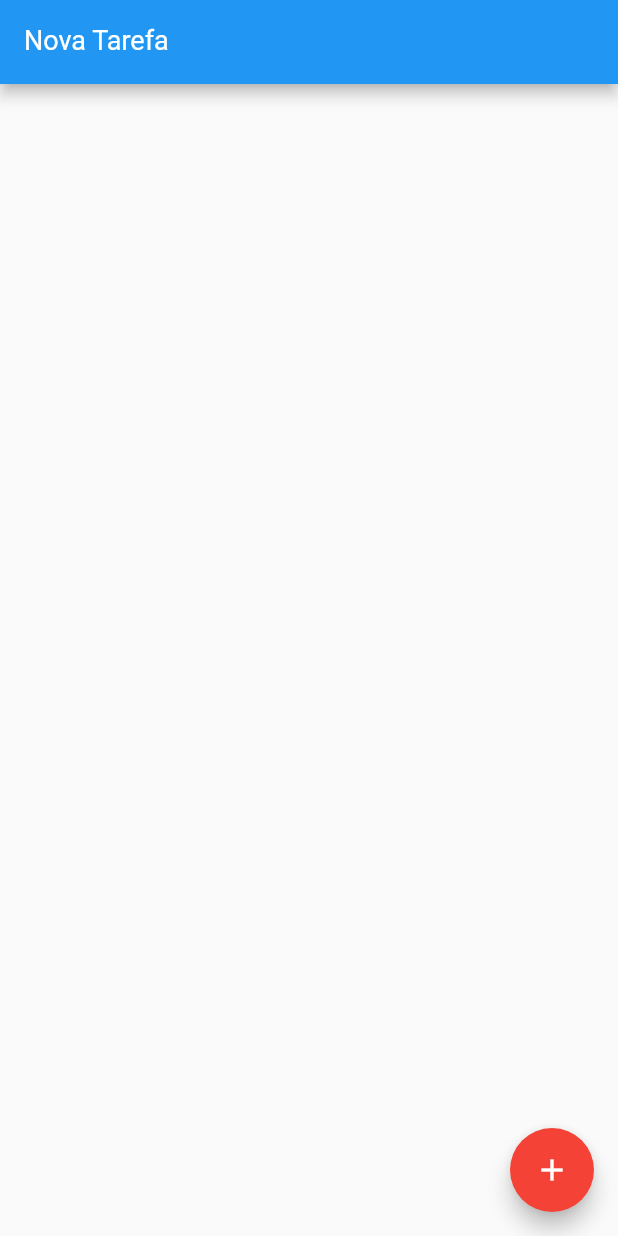
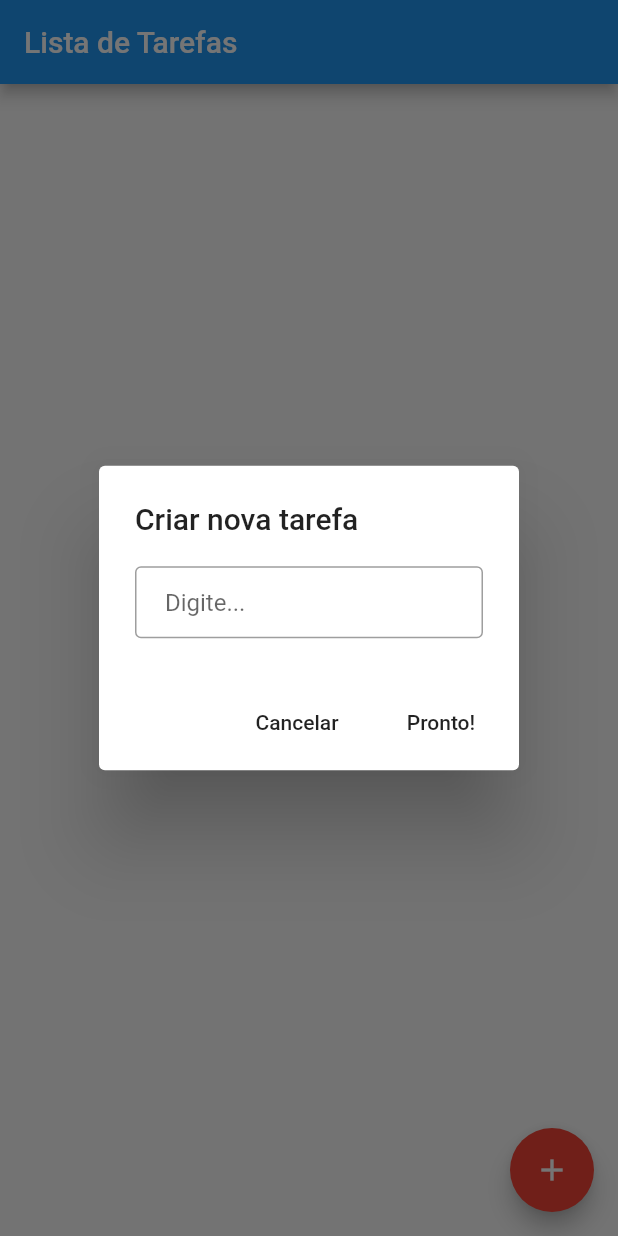
Before and after one commit to felipejoliver-fzr/lista_de_tarefas_flutter, a Flutter app: the screen it shows after launch, after a tap on the "add" icon, on a phone screen of 412 x 824 dp. Run offline on Flutter 3.47's test engine with Material 2 defaults, Android fonts, the phone set to English and light mode, and no system bars; our stand-ins replace shared_preferences.

Commit message:
criar nova tarefa por modal

```diff
--- a/lib/main.dart
+++ b/lib/main.dart
@@ -1,8 +1,5 @@
-import 'dart:convert';
-
 import 'package:flutter/material.dart';
-import 'package:shared_preferences/shared_preferences.dart';
-import 'models/Item.dart';
+import 'package:lista_de_tarefas/pages/home/HomePage.dart';
 
 void main() => runApp(MyApp());
 
@@ -11,7 +8,7 @@ class MyApp extends StatelessWidget {
   @override
   Widget build(BuildContext context) {
     return MaterialApp(
-      title: 'Flutter Demo',
+      title: 'Lista de Tarefas',
       debugShowCheckedModeBanner: false,
       theme: ThemeData(
         primarySwatch: Colors.blue,
@@ -20,120 +17,3 @@ class MyApp extends StatelessWidget {
     );
   }
 }
-
-class HomePage extends StatefulWidget {
-  var items = new List<Item>();
-
-  HomePage() {
-    items = [];
-  }
-
-  @override
-  _HomePageState createState() => _HomePageState();
-}
-
-class _HomePageState extends State<HomePage> {
-  var newTaskCtrl = TextEditingController();
-
-  void add() {
-    if (newTaskCtrl.text.isEmpty) return;
-
-    setState(() {
-      widget.items.add(
-        Item(title: newTaskCtrl.text, done: false),
-      );
-      newTaskCtrl.clear();
-      save();
-    });
-  }
-
-  void remove(int index) {
-    setState(() {
-      widget.items.removeAt(index);
-      save();
-    });
-  }
-
-  Future load() async {
-    // await segura a execução do método até que ele receba o retorno
-    var prefs = await SharedPreferences.getInstance();
-    var data = prefs.getString('data');
-
-    if (data != null) {
-      //Iterable é uma coluna onde tem a iteração onde podemos percorrer ela pois é uma lista generica
-      Iterable decoded = jsonDecode(data);
-
-      //percorre o iterable e adiciona em nossa lista atraves do map string dynamic
-      List<Item> result = decoded.map((x) => Item.fromJson(x)).toList();
-
-      setState(() {
-        widget.items = result;
-      });
-    }
-  }
-
-  // Todo método que trabalha com SharedPreferences precisa ser async
-  save() async {
-    var prefs = await SharedPreferences.getInstance();
-    await prefs.setString('data', jsonEncode(widget.items));
-  }
-
-  //toda vez a aplicação iniciar irá chamar apenas uma vez o load
-  _HomePageState() {
-    load();
-  }
-
-  @override
-  Widget build(BuildContext context) {
-    return Scaffold(
-      appBar: AppBar(
-        title: TextFormField(
-          controller: newTaskCtrl,
-          keyboardType: TextInputType.text,
-          style: TextStyle(
-            color: Colors.white,
-            fontSize: 18,
-          ),
-          decoration: InputDecoration(
-              labelText: "Nova Tarefa",
-              labelStyle: TextStyle(
-                color: Colors.white,
-              )),
-        ),
-      ),
-      body: ListView.builder(
-        itemCount: widget.items.length,
-        itemBuilder: (BuildContext context, int index) {
-          final item = widget.items[index];
-
-          return Dismissible(
-            child: CheckboxListTile(
-              title: Text(item.title),
-              value: item.done,
-              onChanged: (value) {
-                setState(() {
-                  item.done = value;
-                  save();
-                });
-              },
-            ),
-            key: Key(item.title),
-            background: Container(
-              color: Colors.red,
-            ),
-            onDismissed: (direction) {
-              if (direction == DismissDirection.endToStart) {
-                remove(index);
-              }
-            },
-          );
-        },
-      ),
-      floatingActionButton: FloatingActionButton(
-        onPressed: add,
-        child: Icon(Icons.add),
-        backgroundColor: Colors.red,
-      ),
-    );
-  }
-}
--- /dev/null
+++ b/lib/pages/home/HomePage.dart
@@ -0,0 +1,161 @@
+import 'dart:convert';
+import 'package:flutter/material.dart';
+
+import 'package:lista_de_tarefas/models/Item.dart';
+import 'package:shared_preferences/shared_preferences.dart';
+
+class HomePage extends StatefulWidget {
+  var items = new List<Item>();
+
+  HomePage() {
+    items = [];
+  }
+
+  @override
+  _HomePageState createState() => _HomePageState();
+}
+
+class _HomePageState extends State<HomePage> {
+  void add(String nomeTarefa) {
+    if (nomeTarefa == "") return;
+
+    setState(() {
+      widget.items.add(
+        Item(title: nomeTarefa, done: false),
+      );
+      save();
+    });
+  }
+
+  void remove(int index) {
+    setState(() {
+      widget.items.removeAt(index);
+      save();
+    });
+  }
+
+  Future load() async {
+    // await segura a execução do método até que ele receba o retorno
+    var prefs = await SharedPreferences.getInstance();
+    var data = prefs.getString('data');
+
+    if (data != null) {
+      //Iterable é uma coluna onde tem a iteração onde podemos percorrer ela pois é uma lista generica
+      Iterable decoded = jsonDecode(data);
+
+      //percorre o iterable e adiciona em nossa lista atraves do map string dynamic
+      List<Item> result = decoded.map((x) => Item.fromJson(x)).toList();
+
+      setState(() {
+        widget.items = result;
+      });
+    }
+  }
+
+  // Todo método que trabalha com SharedPreferences precisa ser async
+  save() async {
+    var prefs = await SharedPreferences.getInstance();
+    await prefs.setString('data', jsonEncode(widget.items));
+  }
+
+  showDialogAdd(BuildContext context) {
+    var newTaskController = TextEditingController();
+
+    // configura o button
+    Widget readyButton = FlatButton(
+      child: Text("Pronto!"),
+      onPressed: () {
+        add(newTaskController.text);
+        Navigator.pop(context);
+      },
+    );
+
+    Widget cancelButton = FlatButton(
+      child: Text("Cancelar"),
+      onPressed: () {
+        Navigator.pop(context);
+      },
+    );
+
+    final txtNewTask = TextField(
+      controller: newTaskController,
+      decoration: InputDecoration(
+        hintText: "Digite...",
+        contentPadding: EdgeInsets.fromLTRB(20.0, 10.0, 20.0, 10.0),
+        border: OutlineInputBorder(
+            //borderRadius: BorderRadius.circular(20.0),
+            ),
+      ),
+    );
+
+    // configura o  AlertDialog
+    AlertDialog alerta = AlertDialog(
+      title: Text("Criar nova tarefa"),
+      // content: TextFormField(
+      //   controller: newTaskCtrl,
+      //   keyboardType: TextInputType.text,
+      // ),
+      content: txtNewTask,
+      actions: [
+        cancelButton,
+        readyButton,
+      ],
+    );
+    // exibe o dialog
+    showDialog(
+      context: context,
+      builder: (BuildContext context) {
+        return alerta;
+      },
+    );
+  }
+
+  //toda vez a aplicação iniciar irá chamar apenas uma vez o load
+  _HomePageState() {
+    load();
+  }
+
+  @override
+  Widget build(BuildContext context) {
+    return Scaffold(
+      appBar: AppBar(
+        title: Text("Lista de Tarefas"),
+      ),
+      body: ListView.builder(
+        itemCount: widget.items.length,
+        itemBuilder: (BuildContext context, int index) {
+          final item = widget.items[index];
+
+          return Dismissible(
+            child: CheckboxListTile(
+              title: Text(item.title),
+              value: item.done,
+              onChanged: (value) {
+                setState(() {
+                  item.done = value;
+                  save();
+                });
+              },
+            ),
+            key: Key(item.title),
+            background: Container(
+              color: Colors.red,
+            ),
+            onDismissed: (direction) {
+              if (direction == DismissDirection.endToStart) {
+                remove(index);
+              }
+            },
+          );
+        },
+      ),
+      floatingActionButton: FloatingActionButton(
+        onPressed: () {
+          showDialogAdd(context);
+        }, //add,
+        child: Icon(Icons.add),
+        backgroundColor: Colors.red,
+      ),
+    );
+  }
+}
```
Also changed, not shown: lib/pages/home/_HomePageState.dart (added).
